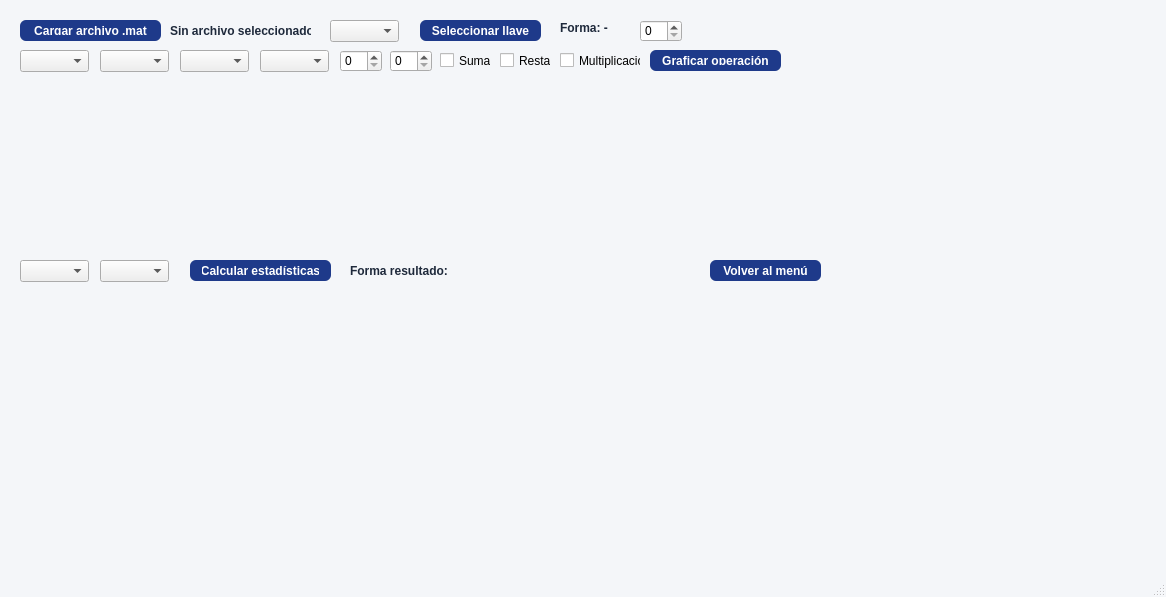
Before: the Qt Designer form vista/ui/ventana_senales_mat.ui in santiagoagudelo17-stack/neurolens, drawn with Qt 5.
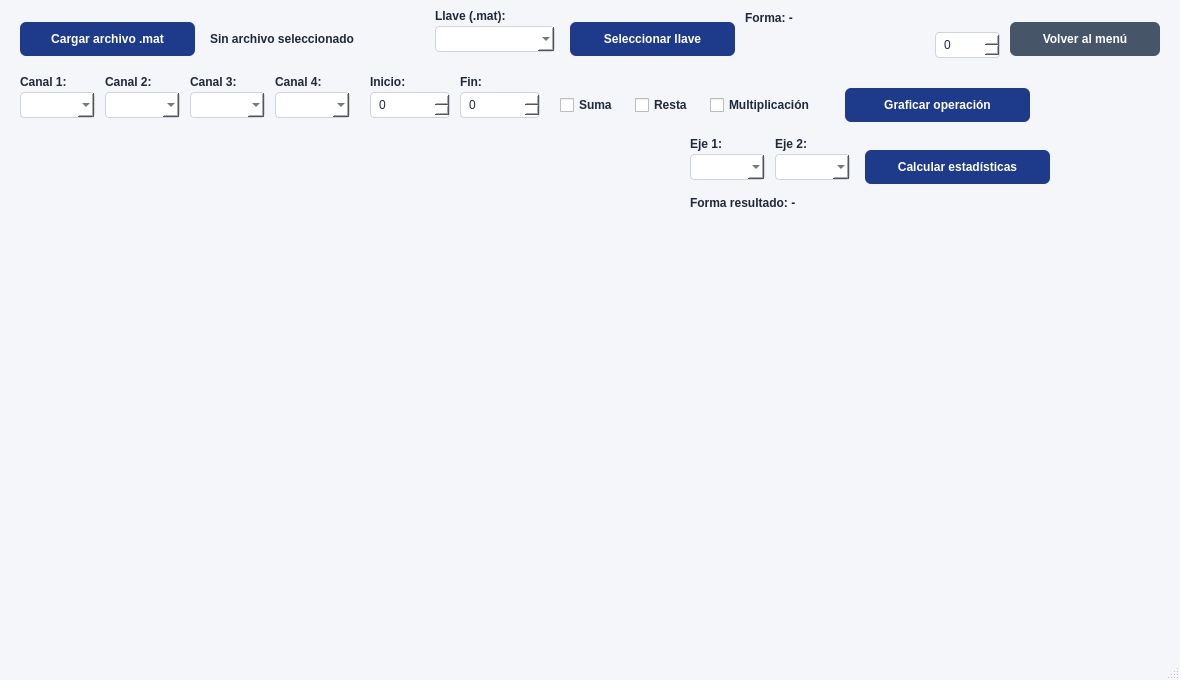
After: the same form once the commit is applied.

```diff
--- a/vista/ui/ventana_senales_mat.ui
+++ b/vista/ui/ventana_senales_mat.ui
@@ -3,307 +3,143 @@
  <class>MainWindow</class>
  <widget class="QMainWindow" name="MainWindow">
   <property name="geometry">
-   <rect>
-    <x>0</x>
-    <y>0</y>
-    <width>1166</width>
-    <height>597</height>
-   </rect>
+   <rect><x>0</x><y>0</y><width>1180</width><height>680</height></rect>
   </property>
   <property name="windowTitle">
    <string>MainWindow</string>
   </property>
   <property name="styleSheet">
-   <string notr="true">QMainWindow {
-    background-color: #F4F6F9;
-}
-QPushButton {
-    background-color: #1E3A8A;
-    color: white;
-    border-radius: 6px;
-    padding: 6px 12px;
-    font-weight: bold;
-}
-QPushButton:hover {
-    background-color: #2563EB;
-}
-QLabel {
-    color: #1E293B;
-    font-weight: bold;
-}</string>
+   <string notr="true">QMainWindow { background-color: #F4F6F9; }
+QPushButton { background-color: #1E3A8A; color: white; border-radius: 6px; padding: 6px 12px; font-weight: bold; }
+QPushButton:hover { background-color: #2563EB; }
+QLabel { color: #1E293B; font-weight: bold; }
+QComboBox, QSpinBox { background-color: white; color: #1E293B; border: 1px solid #CBD5E1; border-radius: 4px; padding: 2px 6px; }
+QCheckBox { color: #1E293B; font-weight: bold; }</string>
   </property>
   <widget class="QWidget" name="centralwidget">
    <widget class="QPushButton" name="btnCargarMAT">
-    <property name="geometry">
-     <rect>
-      <x>20</x>
-      <y>20</y>
-      <width>141</width>
-      <height>21</height>
-     </rect>
-    </property>
-    <property name="text">
-     <string>Cargar archivo .mat</string>
-    </property>
+    <property name="geometry"><rect><x>20</x><y>22</y><width>175</width><height>34</height></rect></property>
+    <property name="text"><string>Cargar archivo .mat</string></property>
    </widget>
    <widget class="QLabel" name="labelArchivo">
-    <property name="geometry">
-     <rect>
-      <x>170</x>
-      <y>20</y>
-      <width>141</width>
-      <height>21</height>
-     </rect>
-    </property>
-    <property name="text">
-     <string>Sin archivo seleccionado</string>
-    </property>
+    <property name="geometry"><rect><x>210</x><y>28</y><width>210</width><height>22</height></rect></property>
+    <property name="text"><string>Sin archivo seleccionado</string></property>
+   </widget>
+   <widget class="QLabel" name="lblTituloLlave">
+    <property name="geometry"><rect><x>435</x><y>8</y><width>110</width><height>16</height></rect></property>
+    <property name="text"><string>Llave (.mat):</string></property>
    </widget>
    <widget class="QComboBox" name="comboLlaves">
-    <property name="geometry">
-     <rect>
-      <x>330</x>
-      <y>20</y>
-      <width>69</width>
-      <height>22</height>
-     </rect>
-    </property>
+    <property name="geometry"><rect><x>435</x><y>26</y><width>120</width><height>26</height></rect></property>
    </widget>
    <widget class="QPushButton" name="btnSeleccionarLlave">
-    <property name="geometry">
-     <rect>
-      <x>420</x>
-      <y>20</y>
-      <width>121</width>
-      <height>21</height>
-     </rect>
-    </property>
-    <property name="text">
-     <string>Seleccionar llave</string>
-    </property>
+    <property name="geometry"><rect><x>570</x><y>22</y><width>165</width><height>34</height></rect></property>
+    <property name="text"><string>Seleccionar llave</string></property>
    </widget>
-   <widget class="QLabel" name="labelForma">
-    <property name="geometry">
-     <rect>
-      <x>560</x>
-      <y>20</y>
-      <width>51</width>
-      <height>16</height>
-     </rect>
-    </property>
-    <property name="text">
-     <string>Forma: -</string>
-    </property>
+   <widget class="QLabel" name="labelForma"><property name="wordWrap"><bool>true</bool></property>
+    <property name="geometry"><rect><x>745</x><y>8</y><width>255</width><height>20</height></rect></property>
+    <property name="text"><string>Forma: -</string></property>
+   </widget>
+   <widget class="QLabel" name="lblTituloFs">
+    <property name="geometry"><rect><x>900</x><y>8</y><width>110</width><height>16</height></rect></property>
+    <property name="text"><string></string></property>
    </widget>
    <widget class="QSpinBox" name="spinFs">
-    <property name="geometry">
-     <rect>
-      <x>640</x>
-      <y>20</y>
-      <width>42</width>
-      <height>22</height>
-     </rect>
-    </property>
-    <property name="maximum">
-     <number>10000</number>
-    </property>
+    <property name="geometry"><rect><x>935</x><y>32</y><width>65</width><height>26</height></rect></property>
+    <property name="maximum"><number>10000</number></property>
+   </widget>
+   <widget class="QPushButton" name="btnVolverMenu">
+    <property name="geometry"><rect><x>1010</x><y>22</y><width>150</width><height>34</height></rect></property>
+    <property name="styleSheet"><string notr="true">background-color: #475569; color: white;</string></property>
+    <property name="text"><string>Volver al menú</string></property>
+   </widget>
+   <widget class="QLabel" name="lblC1">
+    <property name="geometry"><rect><x>20</x><y>74</y><width>75</width><height>16</height></rect></property>
+    <property name="text"><string>Canal 1:</string></property>
    </widget>
    <widget class="QComboBox" name="comboCanal1">
-    <property name="geometry">
-     <rect>
-      <x>20</x>
-      <y>50</y>
-      <width>69</width>
-      <height>22</height>
-     </rect>
-    </property>
+    <property name="geometry"><rect><x>20</x><y>92</y><width>75</width><height>26</height></rect></property>
+   </widget>
+   <widget class="QLabel" name="lblC2">
+    <property name="geometry"><rect><x>105</x><y>74</y><width>75</width><height>16</height></rect></property>
+    <property name="text"><string>Canal 2:</string></property>
    </widget>
    <widget class="QComboBox" name="comboCanal2">
-    <property name="geometry">
-     <rect>
-      <x>100</x>
-      <y>50</y>
-      <width>69</width>
-      <height>22</height>
-     </rect>
-    </property>
+    <property name="geometry"><rect><x>105</x><y>92</y><width>75</width><height>26</height></rect></property>
+   </widget>
+   <widget class="QLabel" name="lblC3">
+    <property name="geometry"><rect><x>190</x><y>74</y><width>75</width><height>16</height></rect></property>
+    <property name="text"><string>Canal 3:</string></property>
    </widget>
    <widget class="QComboBox" name="comboCanal3">
-    <property name="geometry">
-     <rect>
-      <x>180</x>
-      <y>50</y>
-      <width>69</width>
-      <height>22</height>
-     </rect>
-    </property>
+    <property name="geometry"><rect><x>190</x><y>92</y><width>75</width><height>26</height></rect></property>
+   </widget>
+   <widget class="QLabel" name="lblC4">
+    <property name="geometry"><rect><x>275</x><y>74</y><width>75</width><height>16</height></rect></property>
+    <property name="text"><string>Canal 4:</string></property>
    </widget>
    <widget class="QComboBox" name="comboCanal4">
-    <property name="geometry">
-     <rect>
-      <x>260</x>
-      <y>50</y>
-      <width>69</width>
-      <height>22</height>
-     </rect>
-    </property>
+    <property name="geometry"><rect><x>275</x><y>92</y><width>75</width><height>26</height></rect></property>
+   </widget>
+   <widget class="QLabel" name="lblMin">
+    <property name="geometry"><rect><x>370</x><y>74</y><width>75</width><height>16</height></rect></property>
+    <property name="text"><string>Inicio:</string></property>
    </widget>
    <widget class="QSpinBox" name="spinMin">
-    <property name="geometry">
-     <rect>
-      <x>340</x>
-      <y>50</y>
-      <width>42</width>
-      <height>22</height>
-     </rect>
-    </property>
-    <property name="maximum">
-     <number>100000</number>
-    </property>
+    <property name="geometry"><rect><x>370</x><y>92</y><width>80</width><height>26</height></rect></property>
+    <property name="maximum"><number>100000</number></property>
+   </widget>
+   <widget class="QLabel" name="lblMax">
+    <property name="geometry"><rect><x>460</x><y>74</y><width>75</width><height>16</height></rect></property>
+    <property name="text"><string>Fin:</string></property>
    </widget>
    <widget class="QSpinBox" name="spinMax">
-    <property name="geometry">
-     <rect>
-      <x>390</x>
-      <y>50</y>
-      <width>42</width>
-      <height>22</height>
-     </rect>
-    </property>
-    <property name="maximum">
-     <number>100000</number>
-    </property>
+    <property name="geometry"><rect><x>460</x><y>92</y><width>80</width><height>26</height></rect></property>
+    <property name="maximum"><number>100000</number></property>
    </widget>
    <widget class="QCheckBox" name="checkSuma">
-    <property name="geometry">
-     <rect>
-      <x>440</x>
-      <y>50</y>
-      <width>51</width>
-      <height>21</height>
-     </rect>
-    </property>
-    <property name="text">
-     <string>Suma</string>
-    </property>
+    <property name="geometry"><rect><x>560</x><y>94</y><width>70</width><height>22</height></rect></property>
+    <property name="text"><string>Suma</string></property>
    </widget>
    <widget class="QCheckBox" name="checkResta">
-    <property name="geometry">
-     <rect>
-      <x>500</x>
-      <y>50</y>
-      <width>51</width>
-      <height>21</height>
-     </rect>
-    </property>
-    <property name="text">
-     <string>Resta</string>
-    </property>
+    <property name="geometry"><rect><x>635</x><y>94</y><width>70</width><height>22</height></rect></property>
+    <property name="text"><string>Resta</string></property>
    </widget>
    <widget class="QCheckBox" name="checkMultiplicacion">
-    <property name="geometry">
-     <rect>
-      <x>560</x>
-      <y>50</y>
-      <width>81</width>
-      <height>21</height>
-     </rect>
-    </property>
-    <property name="text">
-     <string>Multiplicación</string>
-    </property>
+    <property name="geometry"><rect><x>710</x><y>94</y><width>120</width><height>22</height></rect></property>
+    <property name="text"><string>Multiplicación</string></property>
    </widget>
    <widget class="QPushButton" name="btnOperar">
-    <property name="geometry">
-     <rect>
-      <x>650</x>
-      <y>50</y>
-      <width>131</width>
-      <height>21</height>
-     </rect>
-    </property>
-    <property name="text">
-     <string>Graficar operación</string>
-    </property>
+    <property name="geometry"><rect><x>845</x><y>88</y><width>185</width><height>34</height></rect></property>
+    <property name="text"><string>Graficar operación</string></property>
    </widget>
    <widget class="QWidget" name="widgetOperacion" native="true">
-    <property name="geometry">
-     <rect>
-      <x>790</x>
-      <y>50</y>
-      <width>271</width>
-      <height>201</height>
-     </rect>
-    </property>
+    <property name="geometry"><rect><x>20</x><y>140</y><width>650</width><height>490</height></rect></property>
+   </widget>
+   <widget class="QLabel" name="lblEje1">
+    <property name="geometry"><rect><x>690</x><y>136</y><width>75</width><height>16</height></rect></property>
+    <property name="text"><string>Eje 1:</string></property>
    </widget>
    <widget class="QComboBox" name="comboEje1">
-    <property name="geometry">
-     <rect>
-      <x>20</x>
-      <y>260</y>
-      <width>69</width>
-      <height>22</height>
-     </rect>
-    </property>
+    <property name="geometry"><rect><x>690</x><y>154</y><width>75</width><height>26</height></rect></property>
+   </widget>
+   <widget class="QLabel" name="lblEje2">
+    <property name="geometry"><rect><x>775</x><y>136</y><width>75</width><height>16</height></rect></property>
+    <property name="text"><string>Eje 2:</string></property>
    </widget>
    <widget class="QComboBox" name="comboEje2">
-    <property name="geometry">
-     <rect>
-      <x>100</x>
-      <y>260</y>
-      <width>69</width>
-      <height>22</height>
-     </rect>
-    </property>
+    <property name="geometry"><rect><x>775</x><y>154</y><width>75</width><height>26</height></rect></property>
    </widget>
    <widget class="QPushButton" name="btnEstadisticas">
-    <property name="geometry">
-     <rect>
-      <x>190</x>
-      <y>260</y>
-      <width>141</width>
-      <height>21</height>
-     </rect>
-    </property>
-    <property name="text">
-     <string>Calcular estadísticas</string>
-    </property>
+    <property name="geometry"><rect><x>865</x><y>150</y><width>185</width><height>34</height></rect></property>
+    <property name="text"><string>Calcular estadísticas</string></property>
    </widget>
    <widget class="QLabel" name="labelFormaResultado">
-    <property name="geometry">
-     <rect>
-      <x>350</x>
-      <y>260</y>
-      <width>101</width>
-      <height>21</height>
-     </rect>
-    </property>
-    <property name="text">
-     <string>Forma resultado: -</string>
-    </property>
+    <property name="geometry"><rect><x>690</x><y>192</y><width>360</width><height>22</height></rect></property>
+    <property name="text"><string>Forma resultado: -</string></property>
    </widget>
    <widget class="QWidget" name="widgetBoxplot" native="true">
-    <property name="geometry">
-     <rect>
-      <x>470</x>
-      <y>260</y>
-      <width>231</width>
-      <height>131</height>
-     </rect>
-    </property>
-   </widget>
-   <widget class="QPushButton" name="btnVolverMenu">
-    <property name="geometry">
-     <rect>
-      <x>710</x>
-      <y>260</y>
-      <width>111</width>
-      <height>21</height>
-     </rect>
-    </property>
-    <property name="text">
-     <string>Volver al menú</string>
-    </property>
+    <property name="geometry"><rect><x>690</x><y>222</y><width>470</width><height>408</height></rect></property>
    </widget>
   </widget>
   <widget class="QMenuBar" name="menubar">
```
Left out of the diff: 13 changed lines with no effect on the pictures.
